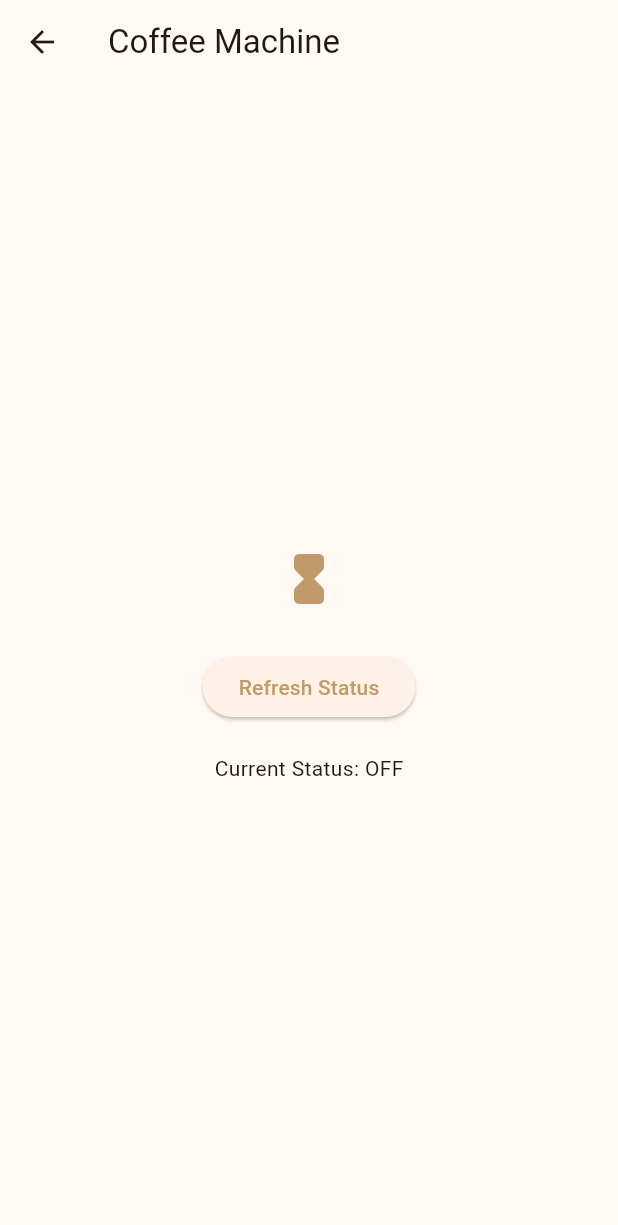
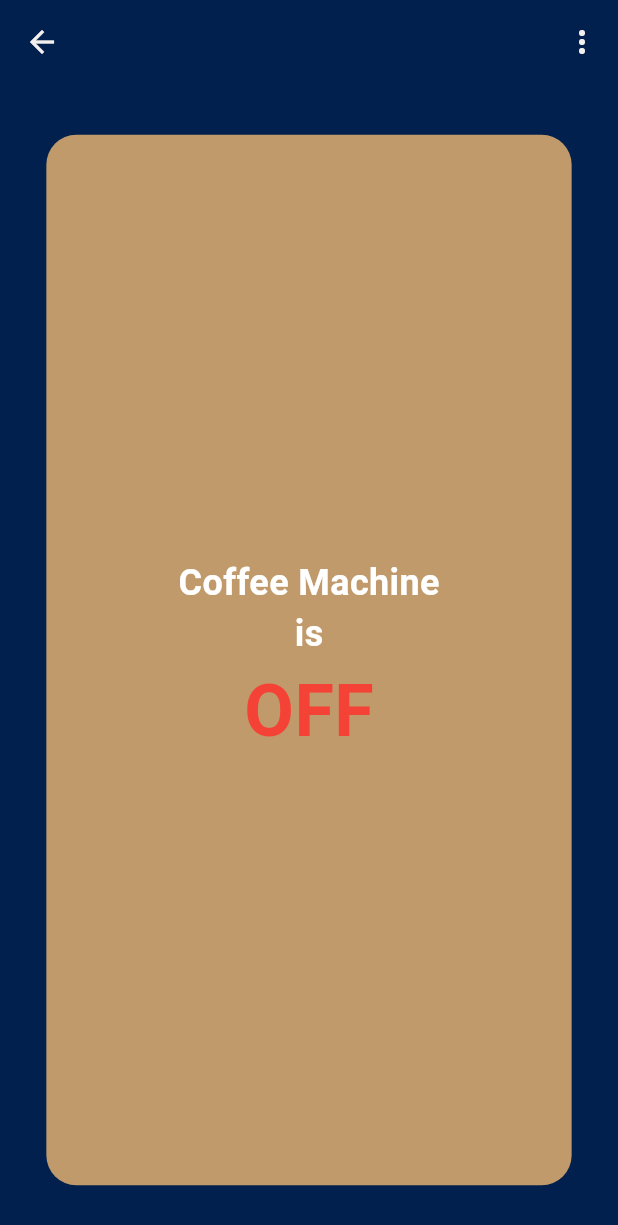
Before and after one commit to zaynabmourtada/onSync, a Flutter app: the CoffeeMachineScreen screen opened directly with empty values, on a phone screen of 412 x 824 dp. Shown: the top 1225 px of the screen. Run offline on Flutter 3.47's test engine with Material 3 defaults, Android fonts, the phone set to English and light mode, and no system bars; our stand-ins replace logger, shared_preferences; accounts and stored records are empty; network calls fail.

Commit message:
Final chnages to coffe machine screen + api status call

```diff
--- a/onsync_frontend/lib/CoffeeMachineScreen.dart
+++ b/onsync_frontend/lib/CoffeeMachineScreen.dart
@@ -1,9 +1,11 @@
 import 'package:flutter/material.dart';
-import 'package:logging/logging.dart';
+import 'package:logger/logger.dart';
 import 'api_service.dart';
 import 'hours.dart';
 import 'minutes.dart';
 import 'am_pm.dart';
+
+final logger = Logger();
 
 class CoffeeMachineScreen extends StatefulWidget {
   final ApiService apiService;
@@ -14,42 +16,69 @@
   ScheduleInterface createState() => ScheduleInterface();
 }
 
-class ScheduleInterface extends State<CoffeeMachineScreen> {
+class ScheduleInterface extends State<CoffeeMachineScreen>
+    with SingleTickerProviderStateMixin {
   int _selectedHour = 0;
   int _selectedMinute = 0;
   bool _isAm = true;
-  String _status = "OFF"; // Add status tracking
+  String _status = "OFF";
 
-  final log = Logger('CoffeeMachineScreen');
+  late AnimationController _controller;
+  late Animation<double> _scaleAnimation;
+  late Animation<double> _steamAnimation;
+  late Animation<double> _steamOpacity;
 
   @override
   void initState() {
     super.initState();
-    _getStatus(); // Fetch status when the screen loads
+    _getStatus();
+
+    // Initialize the AnimationController and Animations
+    _controller = AnimationController(
+      duration: const Duration(seconds: 2),
+      vsync: this,
+    )..repeat(reverse: true);
+
+    _scaleAnimation = Tween<double>(begin: 1.0, end: 1.2).animate(
+      CurvedAnimation(parent: _controller, curve: Curves.easeInOut),
+    );
+
+    _steamAnimation = Tween<double>(begin: 0.0, end: -70.0).animate(
+      CurvedAnimation(parent: _controller, curve: Curves.easeInOut),
+    );
+
+    _steamOpacity = Tween<double>(begin: 1.0, end: 0.0).animate(
+      CurvedAnimation(parent: _controller, curve: Curves.easeInOut),
+    );
+  }
+
+  @override
+  void dispose() {
+    _controller.dispose();
+    super.dispose();
   }
 
   // Save scheduled time
   void _saveSelectedTime() async {
     String startTime =
         '${_selectedHour.toString().padLeft(2, '0')}:${_selectedMinute.toString().padLeft(2, '0')} ${_isAm ? 'AM' : 'PM'}';
-    String endTime =
-        'N/A'; // Assuming you don't have an end time in this example
+    String endTime = 'N/A'; // Assuming you don't have an end time in this example
 
     String username = 'current_user'; // Replace with actual username
 
-    log.info('Saving schedule for $username: $startTime to $endTime'); // Use logger instead of print
+    logger.i('Saving schedule for $username: $startTime to $endTime');
 
     try {
       final response =
           await widget.apiService.setSchedule(username, startTime, endTime);
 
       if (response.statusCode == 200) {
-        log.info('Schedule saved successfully');
+        logger.i('Schedule saved successfully');
       } else {
-        log.warning('Failed to save schedule: ${response.body}');
+        logger.e('Failed to save schedule: ${response.body}');
       }
     } catch (e) {
-      log.severe('Error saving schedule: $e');
+      logger.e('Error saving schedule: $e');
     }
   }
 
@@ -61,27 +90,155 @@
         _status = status['status'];
       });
     } catch (e) {
-      log.severe('Error fetching status: $e');
+      logger.e('Error fetching status: $e');
     }
   }
 
   @override
   Widget build(BuildContext context) {
     return Scaffold(
+      backgroundColor: const Color(0xFF01204E),
       appBar: AppBar(
-        title: const Text('Coffee Machine'),
+        backgroundColor: const Color(0xFF01204E),
+        leading: IconButton(
+          icon: const Icon(Icons.arrow_back, color: Color.fromARGB(255, 243, 240, 237)),
+          onPressed: () {
+            Navigator.pop(context);
+          },
+        ),
+        actions: [
+          PopupMenuButton<int>(
+            onSelected: (item) => _onSelected(context, item),
+            icon: const Icon(Icons.more_vert, color: Color.fromARGB(255, 243, 241, 239)),
+            itemBuilder: (context) => [
+              const PopupMenuItem<int>(
+                value: 0,
+                child: Row(
+                  children: [
+                    Icon(Icons.hourglass_full_rounded, color: Color(0xFFC19A6B)),
+                    SizedBox(width: 10),
+                    Text('Set Schedule'),
+                  ],
+                ),
+              ),
+              const PopupMenuItem<int>(
+                value: 1,
+                child: Row(
+                  children: [
+                    Icon(Icons.refresh, color: Color(0xFFC19A6B)),
+                    SizedBox(width: 10),
+                    Text('Refresh Status'),
+                  ],
+                ),
+              ),
+            ],
+          ),
+        ],
       ),
       body: Center(
+        child: Container(
+          width: MediaQuery.of(context).size.width * 0.85,
+          height: MediaQuery.of(context).size.height * 0.85,
+          decoration: BoxDecoration(
+            color: const Color(0xFFC19A6B),
+            borderRadius: BorderRadius.circular(20),
+          ),
+          child: Center(
             child: Column(
               mainAxisAlignment: MainAxisAlignment.center,
               children: [
-            IconButton(
-              icon: const Icon(
-                Icons.hourglass_full_rounded,
-                color: Color(0xFFC19A6B),
-                size: 40,
+                const Text(
+                  'Coffee Machine',
+                  style: TextStyle(
+                    color: Colors.white,
+                    fontSize: 24,
+                    fontWeight: FontWeight.bold,
                   ),
-              onPressed: () {
+                ),
+                const Text(
+                  'is',
+                  style: TextStyle(
+                    color: Colors.white,
+                    fontSize: 24,
+                    fontWeight: FontWeight.bold,
+                  ),
+                ),
+                Text(
+                  _status,
+                  style: TextStyle(
+                    color: _status == 'ON' ? Color.fromARGB(255, 15, 100, 17) : _status == 'OFF' ? Colors.red : Colors.white,
+                    fontSize: 48,
+                    fontWeight: FontWeight.bold,
+                  ),
+                ),
+                if (_status == 'ON') ...[
+                  const SizedBox(height: 20),
+                  const Icon(Icons.coffee_maker, color: Colors.brown, size: 100),
+                ] else if (_status == 'BREWING') ...[
+                  const SizedBox(height: 20),
+                  AnimatedBuilder(
+                    animation: _controller,
+                    builder: (context, child) {
+                      return Stack(
+                        alignment: Alignment.center,
+                        children: [
+                          // Steam icons
+                          Transform.translate(
+                            offset: Offset(0, _steamAnimation.value),
+                            child: Opacity(
+                              opacity: _steamOpacity.value,
+                              child: const Icon(Icons.grain, color: Colors.white, size: 30),
+                            ),
+                          ),
+                          Transform.translate(
+                            offset: Offset(-20, _steamAnimation.value),
+                            child: Opacity(
+                              opacity: _steamOpacity.value,
+                              child: const Icon(Icons.grain, color: Colors.white, size: 20),
+                            ),
+                          ),
+                          Transform.translate(
+                            offset: Offset(20, _steamAnimation.value),
+                            child: Opacity(
+                              opacity: _steamOpacity.value,
+                              child: const Icon(Icons.grain, color: Colors.white, size: 25),
+                            ),
+                          ),
+                          // Coffee cup icon with padding above it
+                          Column(
+                            children: [
+                              const SizedBox(height: 40), // Adjust this value to lower the cup as needed
+                              Transform.scale(
+                                scale: _scaleAnimation.value,
+                                child: const Icon(Icons.local_cafe, color: Colors.brown, size: 100),
+                              ),
+                            ],
+                          ),
+                        ],
+                      );
+                    },
+                  ),
+                ],
+              ],
+            ),
+          ),
+        ),
+      ),
+    );
+  }
+
+  void _onSelected(BuildContext context, int item) {
+    switch (item) {
+      case 0:
+        _showTimerDialog(context);
+        break;
+      case 1:
+        _getStatus();
+        break;
+    }
+  }
+
+  void _showTimerDialog(BuildContext context) {
     showDialog(
       context: context,
       builder: (BuildContext context) {
@@ -104,22 +261,17 @@
                       child: ListWheelScrollView.useDelegate(
                         onSelectedItemChanged: (index) {
                           setState(() {
-                                        _selectedHour =
-                                            index + 1; // Adjust for 1-12 range
+                            _selectedHour = index + 1; // Corrected
                           });
                         },
                         itemExtent: 50,
                         perspective: 0.005,
                         diameterRatio: 1.2,
                         physics: const FixedExtentScrollPhysics(),
-                                    childDelegate:
-                                        ListWheelChildBuilderDelegate(
+                        childDelegate: ListWheelChildBuilderDelegate(
                           childCount: 12,
                           builder: (context, index) {
-                                        return MyHours(
-                                          hours: index +
-                                              1, // Adjust to display 1-12 hours
-                                        );
+                            return MyHours(hours: index + 1);
                           },
                         ),
                       ),
@@ -133,20 +285,17 @@
                       child: ListWheelScrollView.useDelegate(
                         onSelectedItemChanged: (index) {
                           setState(() {
-                                        _selectedMinute = index;
+                            _selectedMinute = index; // Corrected
                           });
                         },
                         itemExtent: 50,
                         perspective: 0.005,
                         diameterRatio: 1.2,
                         physics: const FixedExtentScrollPhysics(),
-                                    childDelegate:
-                                        ListWheelChildBuilderDelegate(
+                        childDelegate: ListWheelChildBuilderDelegate(
                           childCount: 60,
                           builder: (context, index) {
-                                        return MyMinutes(
-                                          mins: index,
-                                        );
+                            return MyMinutes(mins: index);
                           },
                         ),
                       ),
@@ -167,8 +316,7 @@
                         perspective: 0.005,
                         diameterRatio: 1.2,
                         physics: const FixedExtentScrollPhysics(),
-                                    childDelegate:
-                                        ListWheelChildBuilderDelegate(
+                        childDelegate: ListWheelChildBuilderDelegate(
                           childCount: 2,
                           builder: (context, index) {
                             if (index == 0) {
@@ -238,18 +386,5 @@
         );
       },
     );
-              },
-            ),
-            const SizedBox(height: 20),
-            ElevatedButton(
-              onPressed: _getStatus,
-              child: const Text('Refresh Status'),
-            ),
-            const SizedBox(height: 20),
-            Text('Current Status: $_status'),
-          ],
-        ),
-      ),
-    );
   }
 }
```
Lines whose indentation alone changed are shown as unchanged.
